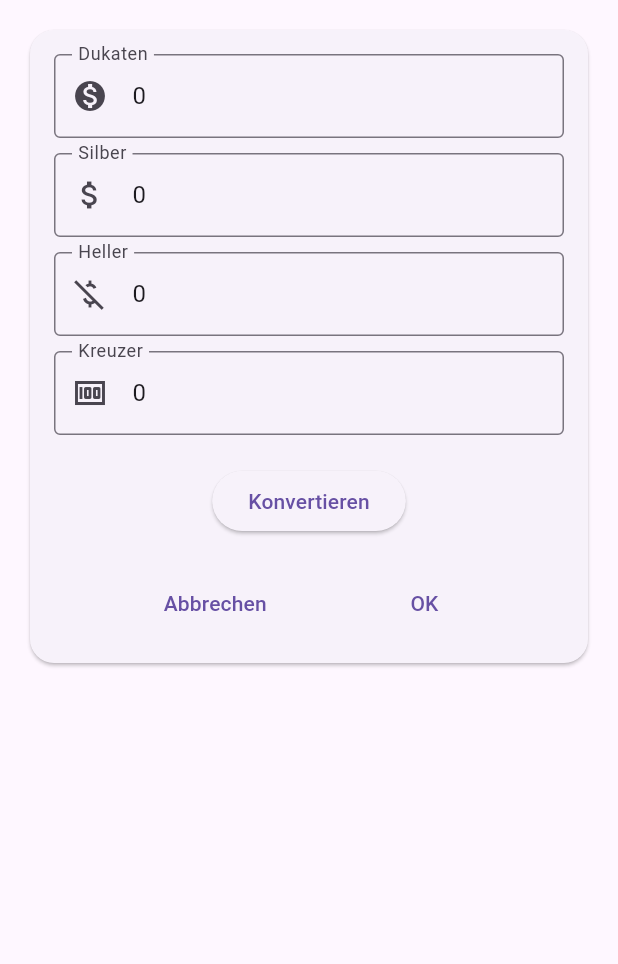
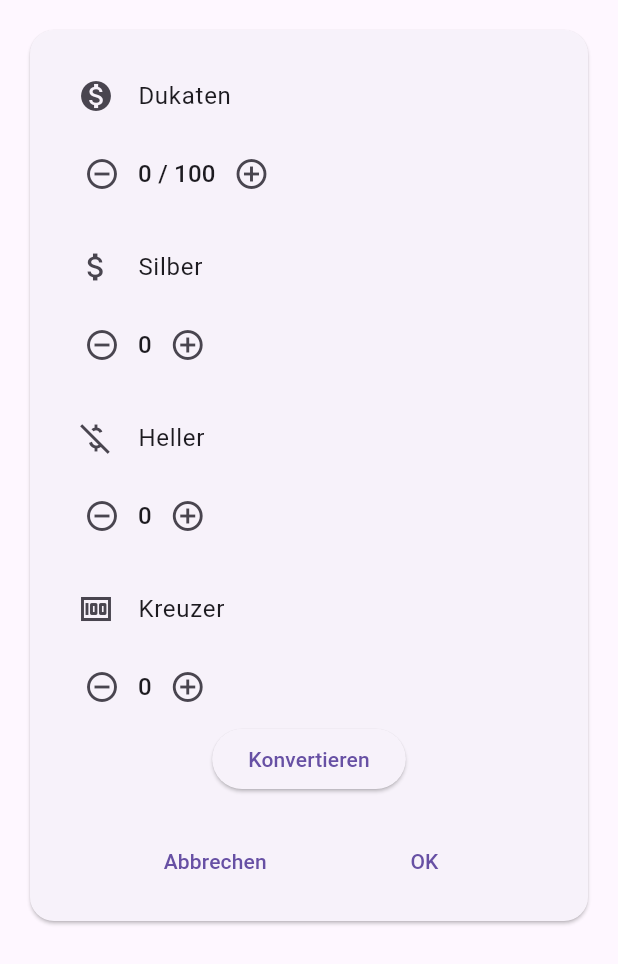
Before and after one commit to ccjj/DSA_Gruppenverwaltung, a Flutter app: the CurrencyConverter widget shown alone on an empty page, opened directly with empty values, on a phone screen of 412 x 824 dp. Shown: the top 964 px of the screen. Run offline on Flutter 3.47's test engine with Material 3 defaults, Android fonts, the phone set to English and light mode, and no system bars; our stand-ins replace file_picker, flutter_animate, flutter_easyloading, flutter_svg, get_it, shared_preferences; missing offline and left inert: amplify_api, amplify_auth_cognito, amplify_flutter, flutter_flip_card, flutter_quill; accounts and stored records are empty.

Commit message:
feat: PlusMinusButton for money

```diff
--- a/lib/Held/Held.dart
+++ b/lib/Held/Held.dart
@@ -16,19 +16,19 @@ class Held {
   String rasse;
   String kultur;
   String ausbildung;
-  ValueNotifier lp; // Lebenspunkte
-  ValueNotifier maxLp; // Maximale Lebenspunkte
+  ValueNotifier<int> lp; // Lebenspunkte
+  ValueNotifier<int> maxLp; // Maximale Lebenspunkte
   int ap; // Abenteuerpunkte
-  ValueNotifier asp; // Astralpunkte
-  ValueNotifier maxAsp; // Astralpunkte
+  ValueNotifier<int> asp; // Astralpunkte
+  ValueNotifier<int> maxAsp; // Astralpunkte
   int at; // Angriffswert
   int pa; // Parade
   int fk; //fernkampf
   int ini; // Initiative
   int baseIni; // Basisinitiative
   int mr; // Magieresistenz
-  ValueNotifier au; // Ausdauer
-  ValueNotifier maxAu; // Ausdauer
+  ValueNotifier<int> au; // Ausdauer
+  ValueNotifier<int> maxAu; // Ausdauer
   int ke; //Karmalenergie
   int maxKe;
   int gs; // Geschwindigkeit
--- a/lib/HeldDetailScreen/CurrencyConverter.dart
+++ b/lib/HeldDetailScreen/CurrencyConverter.dart
@@ -1,6 +1,7 @@
 import 'package:flutter/material.dart';
 
 import '../services/MoneyConversion.dart';
+import '../widgets/PlusMinusButton.dart';
 
 class CurrencyConverter extends StatefulWidget {
   int initialKreuzer;
@@ -12,20 +13,22 @@ class CurrencyConverter extends StatefulWidget {
 }
 
 class CurrencyConverterState extends State<CurrencyConverter> {
-  final TextEditingController _dukatenController = TextEditingController();
-  final TextEditingController _silberController = TextEditingController();
-  final TextEditingController _hellerController = TextEditingController();
-  final TextEditingController _kreuzerController = TextEditingController();
+
+  final ValueNotifier<int> _dukatenValue = ValueNotifier<int>(0);
+  final ValueNotifier<int> _silberValue = ValueNotifier<int>(0);
+  final ValueNotifier<int> _hellerValue = ValueNotifier<int>(0);
+  final ValueNotifier<int> _kreuzerValue = ValueNotifier<int>(0);
+
 
   @override
   void initState() {
     super.initState();
-    _kreuzerController.text = widget.initialKreuzer.toString();
+    _kreuzerValue.value = widget.initialKreuzer;
     _convertAndDisplay(widget.initialKreuzer);
   }
 
   void _convertCurrency() {
-    int totalKreuzer = MoneyConversion.calcKreuzerByStr(_dukatenController.text, _silberController.text, _hellerController.text, _kreuzerController.text);
+    int totalKreuzer = MoneyConversion.calcKreuzer(_dukatenValue.value, _silberValue.value, _hellerValue.value, _kreuzerValue.value);
     _convertAndDisplay(totalKreuzer);
   }
 
@@ -39,10 +42,10 @@ class CurrencyConverterState extends State<CurrencyConverter> {
     int heller = remainingAfterSilber ~/ 10;
     int remainingKreuzer = remainingAfterSilber % 10;
 
-    _dukatenController.text = dukaten.toString();
-    _silberController.text = silber.toString();
-    _hellerController.text = heller.toString();
-    _kreuzerController.text = remainingKreuzer.toString();
+    _dukatenValue.value = dukaten;
+    _silberValue.value = silber;
+    _hellerValue.value = heller;
+    _kreuzerValue.value = remainingKreuzer;
   }
 
   @override
@@ -53,15 +56,51 @@ class CurrencyConverterState extends State<CurrencyConverter> {
         padding: EdgeInsets.all(16),
         child: Column(
           mainAxisSize: MainAxisSize.min,
-          children: <Widget>[
-            _buildTextField(_dukatenController, 'Dukaten', Icons.monetization_on),
+          children: [
+            PlusMinusButton(
+              title: 'Dukaten',
+              value: _dukatenValue,
+              maxValue: 100, // Example max value
+              leading: Icon(Icons.monetization_on),
+              onValueChanged: (newValue) {
+                _handleCurrencyChange('Dukaten', newValue);
+              },
+              enabled: true,
+              shouldDebounce: false,
+            ),
             SizedBox(height: 10),
-            _buildTextField(_silberController, 'Silber', Icons.attach_money ),
+            PlusMinusButton(
+              title: 'Silber',
+              value: _silberValue,
+              leading: Icon(Icons.attach_money),
+              onValueChanged: (newValue) {
+                _handleCurrencyChange('Silber', newValue);
+              },
+              enabled: true,
+              shouldDebounce: false,
+            ),
             SizedBox(height: 10),
-            _buildTextField(_hellerController, 'Heller', Icons.money_off_csred),
+            PlusMinusButton(
+              title: 'Heller',
+              value: _hellerValue,
+              leading: Icon(Icons.money_off_csred),
+              onValueChanged: (newValue) {
+                _handleCurrencyChange('Heller', newValue);
+              },
+              enabled: true,
+              shouldDebounce: false,
+            ),
             SizedBox(height: 10),
-            _buildTextField(_kreuzerController, 'Kreuzer', Icons.money),
-            SizedBox(height: 20),
+            PlusMinusButton(
+              title: 'Kreuzer',
+              value: _kreuzerValue,
+              leading: Icon(Icons.money),
+              onValueChanged: (newValue) {
+                _handleCurrencyChange('Kreuzer', newValue);
+              },
+              enabled: true,
+              shouldDebounce: false,
+            ),
             ElevatedButton(
               onPressed: _convertCurrency,
               child: Text('Konvertieren'),
@@ -76,7 +115,7 @@ class CurrencyConverterState extends State<CurrencyConverter> {
                 ),
                 TextButton(
                   child: Text('OK'),
-                  onPressed: () => Navigator.of(context).pop(MoneyConversion.calcKreuzerByStr(_dukatenController.text, _silberController.text, _hellerController.text, _kreuzerController.text)),
+                  onPressed: () => Navigator.of(context).pop(MoneyConversion.calcKreuzer(_dukatenValue.value, _silberValue.value, _hellerValue.value, _kreuzerValue.value)),
                 ),
               ],
             )
@@ -97,4 +136,27 @@ class CurrencyConverterState extends State<CurrencyConverter> {
       keyboardType: TextInputType.number,
     );
   }
+
+  void _handleCurrencyChange(String currencyType, int newValue) {
+    print("uod");
+    switch (currencyType) {
+      case 'Dukaten':
+        _dukatenValue.value = newValue;
+        break;
+      case 'Silber':
+        _silberValue.value = newValue;
+        break;
+      case 'Heller':
+        _hellerValue.value = newValue;
+        break;
+      case 'Kreuzer':
+        _kreuzerValue.value = newValue;
+        break;
+    }
+
+    int totalKreuzer = MoneyConversion.calcKreuzer(_dukatenValue.value, _silberValue.value, _hellerValue.value, _kreuzerValue.value);
+    _convertAndDisplay(totalKreuzer);
+  }
+
+
 }
--- a/lib/HeldDetailsScreen.dart
+++ b/lib/HeldDetailsScreen.dart
@@ -188,7 +188,7 @@ class _HeldDetailsScreenState extends State<HeldDetailsScreen> {
                                  title: 'Lebenspunkte (LP)',
                                  enabled: widget.held.owner == cu.uuid,
                                  leading: Icon(Icons.favorite, color: Colors.red),
-                                 value: widget.held.lp.value,
+                                 value: widget.held.lp,
                                  maxValue: widget.held.maxLp.value,
                                  onValueChanged: (newVal) {
                                    getIt<ActionStack>().handleUserAction(
@@ -207,7 +207,7 @@ class _HeldDetailsScreenState extends State<HeldDetailsScreen> {
                                    enabled: widget.held.owner == cu.uuid,
                                    leading: Icon(Icons.flash_on_outlined,
                                        color: Colors.lightBlueAccent),
-                                   value: widget.held.asp.value,
+                                   value: widget.held.asp,
                                    maxValue: widget.held.maxAsp.value,
                                    onValueChanged: (newVal) {
                                      //TODO update this from input aswell
@@ -226,7 +226,7 @@ class _HeldDetailsScreenState extends State<HeldDetailsScreen> {
                                  enabled: widget.held.owner == cu.uuid,
                                  leading: Icon(Icons.directions_run_outlined,
                                      color: Colors.amber),
-                                 value: widget.held.au.value,
+                                 value: widget.held.au,
                                  maxValue: widget.held.maxAu.value,
                                  onValueChanged: (newVal) {
                                    getIt<ActionStack>().handleUserAction(
--- a/lib/widgets/PlusMinusButton.dart
+++ b/lib/widgets/PlusMinusButton.dart
@@ -9,15 +9,18 @@ class PlusMinusButton extends StatefulWidget {
   final Function(int) onValueChanged;
   final bool enabled;
 
+  final bool shouldDebounce;
+
   PlusMinusButton({
     super.key,
     required this.title,
-    required int value,
-    required this.maxValue,
+    required this.value,
+    this.maxValue,
     required this.onValueChanged,
     required this.leading,
-    this.enabled = true
-  }) : value = ValueNotifier<int>(value);
+    this.enabled = true,
+    this.shouldDebounce = true
+  });
 
   @override
   State<PlusMinusButton> createState() => _PlusMinusButtonState();
@@ -27,6 +30,10 @@ class _PlusMinusButtonState extends State<PlusMinusButton> {
   Timer? _debounce;
 
   void _debouncedValueChange(int newValue) {
+    if(!widget.shouldDebounce){
+      widget.onValueChanged(newValue);
+      return;
+    }
     if (_debounce?.isActive ?? false) _debounce!.cancel();
     _debounce = Timer(const Duration(milliseconds: 700), () {
       widget.onValueChanged(newValue);
```
